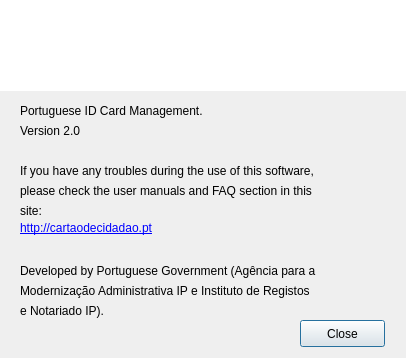
Old version of the form _src/eidmw/eidgui/dlgAbout.ui in the repository 12019/svn.gov.pt.
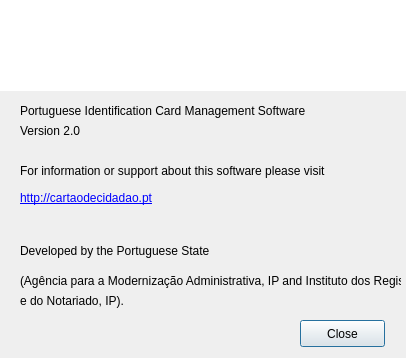
New version of the form. Icons and pictures are not drawn.

What changed in the file:
```diff
--- a/_src/eidmw/eidgui/dlgAbout.ui
+++ b/_src/eidmw/eidgui/dlgAbout.ui
@@ -51,7 +51,7 @@
     </rect>
    </property>
    <property name="text">
-    <string>Portuguese ID Card Management.</string>
+    <string>Portuguese Identification Card Management Software</string>
    </property>
   </widget>
   <widget class="QLabel" name="label_4">
@@ -64,7 +64,7 @@
     </rect>
    </property>
    <property name="text">
-    <string>If you have any troubles during the use of this software,</string>
+    <string>For information or support about this software please visit</string>
    </property>
    <property name="textFormat">
     <enum>Qt::AutoText</enum>
@@ -80,23 +80,7 @@
     </rect>
    </property>
    <property name="text">
-    <string>please check the user manuals and FAQ section in this</string>
-   </property>
-   <property name="textFormat">
-    <enum>Qt::PlainText</enum>
-   </property>
-  </widget>
-  <widget class="QLabel" name="label_6">
-   <property name="geometry">
-    <rect>
-     <x>20</x>
-     <y>200</y>
-     <width>361</width>
-     <height>21</height>
-    </rect>
-   </property>
-   <property name="text">
-    <string>site:</string>
+    <string/>
    </property>
    <property name="textFormat">
     <enum>Qt::PlainText</enum>
@@ -138,7 +122,7 @@
    <property name="geometry">
     <rect>
      <x>20</x>
-     <y>220</y>
+     <y>190</y>
      <width>241</width>
      <height>17</height>
     </rect>
@@ -154,13 +138,13 @@
    <property name="geometry">
     <rect>
      <x>20</x>
-     <y>260</y>
+     <y>240</y>
      <width>371</width>
      <height>22</height>
     </rect>
    </property>
    <property name="text">
-    <string>Developed by Portuguese Government (Agência para a</string>
+    <string>Developed by the Portuguese State</string>
    </property>
   </widget>
   <widget class="QLabel" name="label_12">
@@ -180,26 +164,26 @@
    <property name="geometry">
     <rect>
      <x>20</x>
-     <y>280</y>
-     <width>371</width>
+     <y>270</y>
+     <width>381</width>
      <height>22</height>
     </rect>
    </property>
    <property name="text">
-    <string>Modernização Administrativa IP e Instituto de Registos</string>
+    <string>(Agência para a Modernização Administrativa, IP and Instituto dos Registos</string>
    </property>
   </widget>
   <widget class="QLabel" name="label_14">
    <property name="geometry">
     <rect>
      <x>20</x>
-     <y>300</y>
+     <y>290</y>
      <width>371</width>
      <height>22</height>
     </rect>
    </property>
    <property name="text">
-    <string>e Notariado IP).</string>
+    <string>e do Notariado, IP).</string>
    </property>
   </widget>
  </widget>
```
